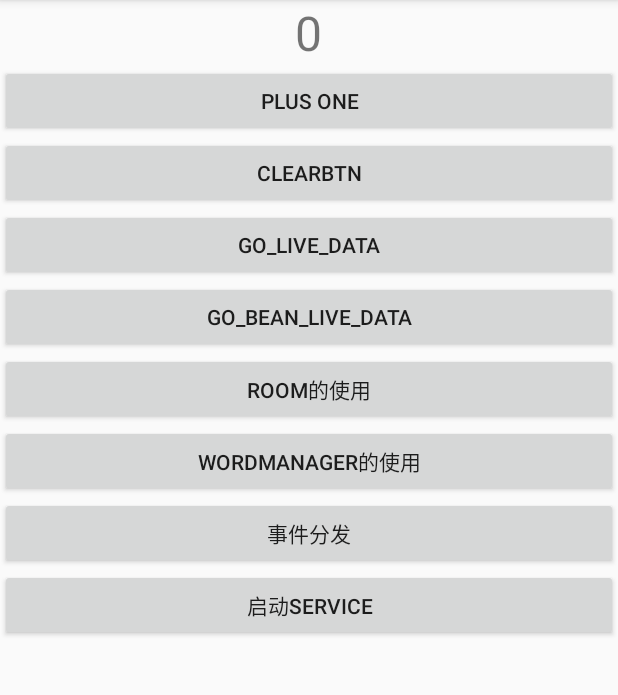
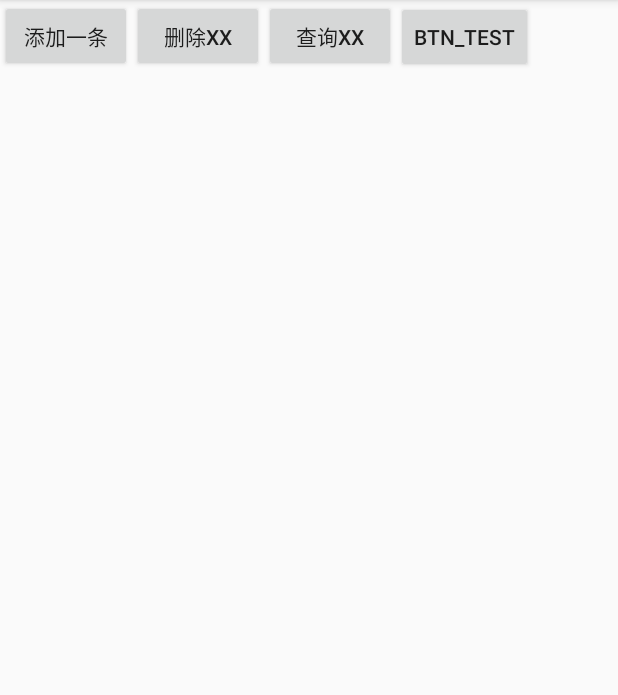
Before and after one commit to zane618/JetpackTest, an Android app: the screen it shows after launch (MainActivity before the commit, Room2 after it), on a phone screen of 412 x 824 dp, the part 84-779 px from its top. Run offline under Robolectric (Android 15) with nearby library versions, the phone set to English and light mode, and no system bars; our stand-ins replace Room's generated code; libraries missing offline, so code that uses them is left out: cn.zane.probase.

Commit message:
room 添加sql语句

```diff
--- a/app/src/main/AndroidManifest.xml
+++ b/app/src/main/AndroidManifest.xml
@@ -9,7 +9,8 @@
         android:roundIcon="@mipmap/ic_launcher_round"
         android:supportsRtl="true"
         android:theme="@style/AppTheme">
-        <activity android:name=".astudy.service.ServiceActivity"></activity>
+        <activity android:name=".room.Room2"></activity>
+        <activity android:name=".astudy.service.ServiceActivity" />
         <activity android:name=".astudy.event.EventActivity" />
         <activity android:name=".workmanager.WorkManagerActivity" />
         <activity android:name=".room.RoomActivity" />
--- a/app/src/main/java/com/example/jetpacktest/MainActivity.kt
+++ b/app/src/main/java/com/example/jetpacktest/MainActivity.kt
@@ -16,6 +16,7 @@ import com.example.jetpacktest.astudy.service.ServiceActivity
 import com.example.jetpacktest.lifecyclers.MyObserver
 import com.example.jetpacktest.livedata.LiveDataActivity
 import com.example.jetpacktest.livedatabean.BeanLivedataActivity
+import com.example.jetpacktest.room.Room2
 import com.example.jetpacktest.room.RoomActivity
 import com.example.jetpacktest.viewmodel.MainViewModel
 import com.example.jetpacktest.viewmodel.MainViewModelFactory
@@ -96,6 +97,6 @@ class MainActivity : AppCompatActivity() {
 
     override fun onResume() {
         super.onResume()
-//        startActivity(Intent(this, EventActivity::class.java))
+        startActivity(Intent(this, Room2::class.java))
     }
 }
--- /dev/null
+++ b/app/src/main/java/com/example/jetpacktest/room/Room2.kt
@@ -0,0 +1,83 @@
+package com.example.jetpacktest.room
+
+import androidx.appcompat.app.AppCompatActivity
+import android.os.Bundle
+import android.os.Handler
+import android.view.View
+import android.widget.Button
+import cn.zane.probase.util.LogPrintUtil
+import com.example.jetpacktest.R
+import java.util.concurrent.Executors
+import kotlin.concurrent.thread
+
+class Room2 : AppCompatActivity(), View.OnClickListener {
+    lateinit var add: Button
+    lateinit var delete: Button
+    lateinit var select: Button
+    lateinit var btn_test: Button
+    lateinit var userDao: UserDao
+    var nameIndex: Int = 0
+    val singleThreadExecutor = Executors.newSingleThreadExecutor()
+
+    override fun onCreate(savedInstanceState: Bundle?) {
+        super.onCreate(savedInstanceState)
+        setContentView(R.layout.activity_room2)
+        userDao = AppDatabase.getDatabase(applicationContext).userDao()
+        inivews()
+
+    }
+
+    override fun onClick(v: View?) {
+        when (v) {
+            add -> {
+                singleThreadExecutor.execute {
+                    val index = ++nameIndex
+                    val user = User("First-" + index, "Last-" + index, index)
+                    LogPrintUtil.zhangshi("user before: " + user.toString())
+                    val id = userDao.insertUser(user)
+                    LogPrintUtil.zhangshi("id: " + id)
+                    LogPrintUtil.zhangshi("user after : " + user)
+                }
+            }
+            delete -> {
+
+            }
+            select -> {
+                thread {
+                    LogPrintUtil.zhangshi("select")
+                    val userList = userDao.loadAllUsers()
+                    for (user in userList) {
+                        LogPrintUtil.zhangshi(user.toString())
+                    }
+                }
+            }
+            btn_test -> {
+                thread {
+                    LogPrintUtil.zhangshi("btn_test")
+                    val userList = userDao.loadLast3()
+                    for (user in userList) {
+                        LogPrintUtil.zhangshi(user.toString())
+                    }
+                    if (userList.size > 0) {
+                        val start = userList.get(0).id
+                        val end = userList.get(userList.size - 1).id
+                        val deleteCount = userDao.deleteRange(start, end)
+                        LogPrintUtil.zhangshi("deleteCount: " + deleteCount)
+                    }
+                }
+            }
+        }
+
+    }
+
+    private fun inivews() {
+        add = findViewById(R.id.add)
+        delete = findViewById(R.id.delete)
+        select = findViewById(R.id.select)
+        btn_test = findViewById(R.id.btn_test)
+        add.setOnClickListener(this)
+        delete.setOnClickListener(this)
+        select.setOnClickListener(this)
+        btn_test.setOnClickListener(this)
+    }
+}
--- a/app/src/main/java/com/example/jetpacktest/room/RoomActivity.kt
+++ b/app/src/main/java/com/example/jetpacktest/room/RoomActivity.kt
@@ -1,5 +1,6 @@
 package com.example.jetpacktest.room
 
+import android.content.Intent
 import androidx.appcompat.app.AppCompatActivity
 import android.os.Bundle
 import android.util.Log
@@ -62,5 +63,9 @@ class RoomActivity : AppCompatActivity() {
             }
         }
 
+        findViewById<Button>(R.id.room2).setOnClickListener {
+            startActivity(Intent(this, Room2::class.java))
+        }
+
     }
 }
--- a/app/src/main/java/com/example/jetpacktest/room/User.kt
+++ b/app/src/main/java/com/example/jetpacktest/room/User.kt
@@ -12,4 +12,5 @@ data class User(var firstName: String, var lastName: String, var age: Int) {
     @PrimaryKey(autoGenerate = true)
     var id: Long = 0
 
+
 }
--- a/app/src/main/java/com/example/jetpacktest/room/UserDao.kt
+++ b/app/src/main/java/com/example/jetpacktest/room/UserDao.kt
@@ -24,4 +24,15 @@ interface UserDao {
 
     @Query("delete from User where lastName = :lastName")
     fun deleteUserByLastName(lastName: String): Int
+
+
+    @Query("select * from User order by id desc limit 3 ")
+    fun loadLast3() : List<User>
+
+    /**
+     * 删除start和end之间的数据（包含start和end
+     */
+    @Query("delete from User where id >= :start & id <= :end")
+    fun deleteRange(start: Long, end: Long): Int
+
 }
--- /dev/null
+++ b/app/src/main/res/layout/activity_room2.xml
@@ -0,0 +1,40 @@
+<?xml version="1.0" encoding="utf-8"?>
+<RelativeLayout xmlns:android="http://schemas.android.com/apk/res/android"
+    xmlns:app="http://schemas.android.com/apk/res-auto"
+    xmlns:tools="http://schemas.android.com/tools"
+    android:layout_width="match_parent"
+    android:layout_height="match_parent"
+    tools:context=".room.Room2">
+
+    <LinearLayout
+        android:layout_width="match_parent"
+        android:layout_height="wrap_content"
+        android:orientation="horizontal">
+
+        <Button
+            android:id="@+id/add"
+            android:layout_width="wrap_content"
+            android:layout_height="wrap_content"
+            android:text="添加一条" />
+
+        <Button
+            android:id="@+id/delete"
+            android:layout_width="wrap_content"
+            android:layout_height="wrap_content"
+            android:text="删除xx" />
+
+        <Button
+            android:id="@+id/select"
+            android:layout_width="wrap_content"
+            android:layout_height="wrap_content"
+            android:text="查询xx" />
+
+        <Button
+            android:id="@+id/btn_test"
+            android:layout_width="wrap_content"
+            android:layout_height="wrap_content"
+            android:text="btn_test" />
+
+    </LinearLayout>
+
+</RelativeLayout>
```
Also changed, not shown: app/src/main/res/layout/activity_room.xml (+7 -0 lines).
